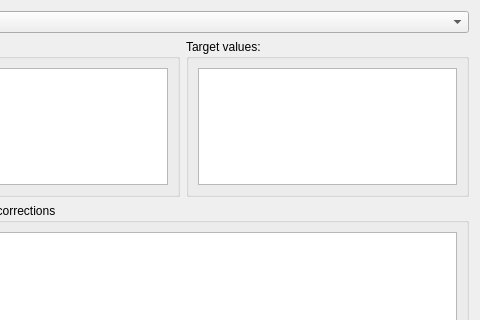
The window that madgui/correct/mgm_dialog.ui (hibtc/madgui) describes before a commit, drawn with Qt 5; both pictures show x 115 to 595 and y 0 to 320 of the 595 by 401 pixel window.
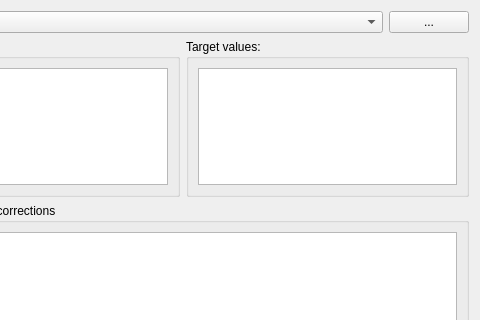
The same window after the commit. Custom widgets are drawn as their Qt base class.

Commit message:
Add simple edit dialog for multi grid config
(assuming it's contained in the model definition)

The edit to the form file:
```diff
--- a/madgui/correct/mgm_dialog.ui
+++ b/madgui/correct/mgm_dialog.ui
@@ -15,7 +15,7 @@
   </property>
   <layout class="QGridLayout" columnstretch="1,1">
    <item row="0" column="0" colspan="2">
-    <layout class="QHBoxLayout" stretch="0,1,0,0">
+    <layout class="QHBoxLayout" stretch="0,1,0">
      <item>
       <widget class="QLabel">
        <property name="text">
@@ -26,6 +26,13 @@
      <item>
       <widget class="QComboBox" name="combo_config"/>
      </item>
+     <item>
+      <widget class="QPushButton" name="btn_edit_conf">
+       <property name="text">
+        <string>...</string>
+       </property>
+      </widget>
+     </item>
     </layout>
    </item>
    <item row="1" column="0">
```
The commit also changes 2 other files.
